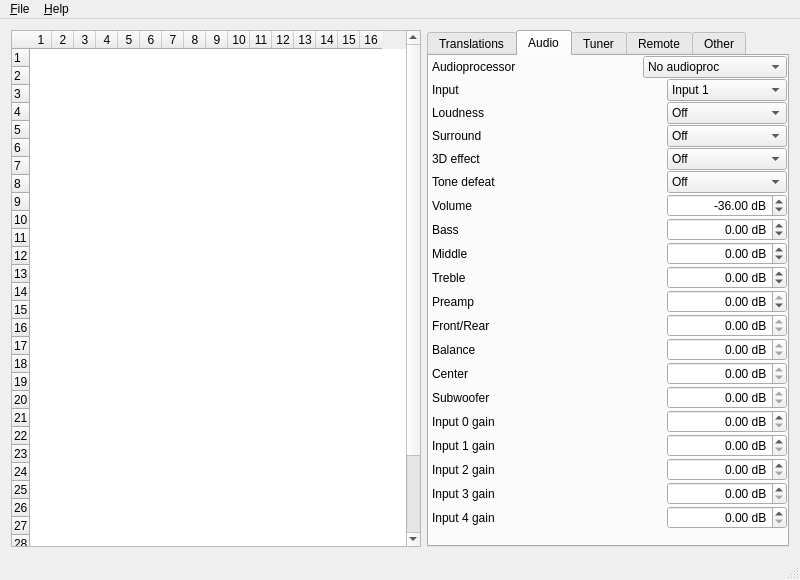
Above: editor/mainwindow.ui from WiseLord/ampcontrol before the change. Below: the same form after it.
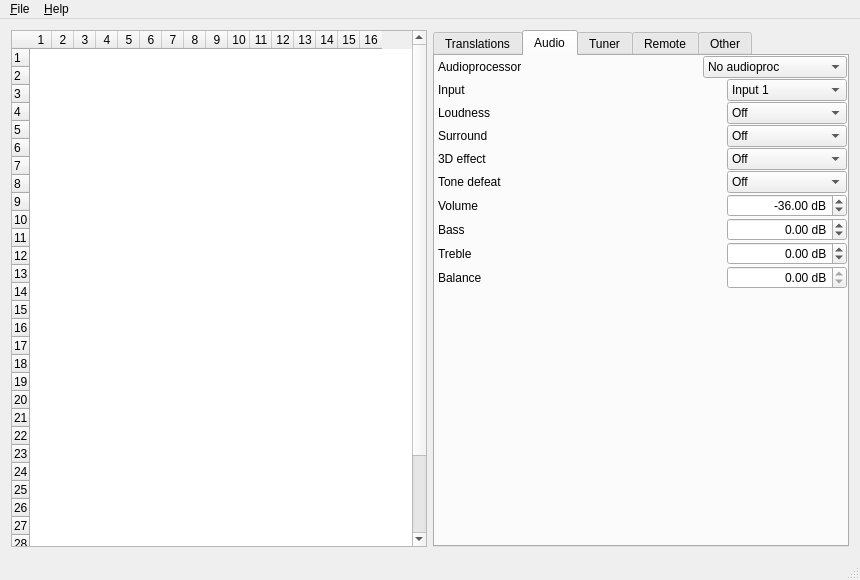
That is the form after the change. The open tabs and pages were chosen to show the change. Custom widgets are drawn as their Qt base class.

Commit message: Editor: Remove/refactor unnessesary functions

The edit to the form file:
```diff
--- a/editor/mainwindow.ui
+++ b/editor/mainwindow.ui
@@ -6,13 +6,13 @@
    <rect>
     <x>0</x>
     <y>0</y>
-    <width>800</width>
+    <width>860</width>
     <height>580</height>
    </rect>
   </property>
   <property name="minimumSize">
    <size>
-    <width>800</width>
+    <width>860</width>
     <height>580</height>
    </size>
   </property>
@@ -800,59 +800,6 @@
           <zorder>lblBass</zorder>
          </widget>
         </item>
-        <item>
-         <widget class="QWidget" name="wgtMiddle" native="true">
-          <layout class="QHBoxLayout" name="horizontalLayout_4" stretch="1,0">
-           <property name="spacing">
-            <number>0</number>
-           </property>
-           <property name="leftMargin">
-            <number>3</number>
-           </property>
-           <property name="topMargin">
-            <number>0</number>
-           </property>
-           <property name="rightMargin">
-            <number>0</number>
-           </property>
-           <property name="bottomMargin">
-            <number>0</number>
-           </property>
-           <item>
-            <widget class="QLabel" name="lblMiddle">
-             <property name="text">
-              <string>Middle</string>
-             </property>
-            </widget>
-           </item>
-           <item>
-            <widget class="QDoubleSpinBox" name="dsbMiddle">
-             <property name="minimumSize">
-              <size>
-               <width>120</width>
-               <height>0</height>
-              </size>
-             </property>
-             <property name="alignment">
-              <set>Qt::AlignRight|Qt::AlignTrailing|Qt::AlignVCenter</set>
-             </property>
-             <property name="suffix">
-              <string> dB</string>
-             </property>
-             <property name="minimum">
-              <double>-14.000000000000000</double>
-             </property>
-             <property name="maximum">
-              <double>14.000000000000000</double>
-             </property>
-             <property name="singleStep">
-              <double>2.000000000000000</double>
-             </property>
-            </widget>
-           </item>
-          </layout>
-         </widget>
-        </item>
         <item>
          <widget class="QWidget" name="wgtTreble" native="true">
           <layout class="QHBoxLayout" name="horizontalLayout_5" stretch="1,0">
@@ -906,109 +853,6 @@
           </layout>
          </widget>
         </item>
-        <item>
-         <widget class="QWidget" name="wgtPreamp" native="true">
-          <layout class="QHBoxLayout" name="horizontalLayout_6" stretch="1,0">
-           <property name="spacing">
-            <number>0</number>
-           </property>
-           <property name="leftMargin">
-            <number>3</number>
-           </property>
-           <property name="topMargin">
-            <number>0</number>
-           </property>
-           <property name="rightMargin">
-            <number>0</number>
-           </property>
-           <property name="bottomMargin">
-            <number>0</number>
-           </property>
-           <item>
-            <widget class="QLabel" name="lblPreamp">
-             <property name="text">
-              <string>Preamp</string>
-             </property>
-            </widget>
-           </item>
-           <item>
-            <widget class="QDoubleSpinBox" name="dsbPreamp">
-             <property name="minimumSize">
-              <size>
-               <width>120</width>
-               <height>0</height>
-              </size>
-             </property>
-             <property name="alignment">
-              <set>Qt::AlignRight|Qt::AlignTrailing|Qt::AlignVCenter</set>
-             </property>
-             <property name="suffix">
-              <string> dB</string>
-             </property>
-             <property name="minimum">
-              <double>-47.000000000000000</double>
-             </property>
-             <property name="maximum">
-              <double>0.000000000000000</double>
-             </property>
-            </widget>
-           </item>
-          </layout>
-         </widget>
-        </item>
-        <item>
-         <widget class="QWidget" name="wgtFrontrear" native="true">
-          <layout class="QHBoxLayout" name="horizontalLayout_7" stretch="1,0">
-           <property name="spacing">
-            <number>0</number>
-           </property>
-           <property name="leftMargin">
-            <number>3</number>
-           </property>
-           <property name="topMargin">
-            <number>0</number>
-           </property>
-           <property name="rightMargin">
-            <number>0</number>
-           </property>
-           <property name="bottomMargin">
-            <number>0</number>
-           </property>
-           <item>
-            <widget class="QLabel" name="lblFrontrear">
-             <property name="text">
-              <string>Front/Rear</string>
-             </property>
-            </widget>
-           </item>
-           <item>
-            <widget class="QDoubleSpinBox" name="dsbFrontrear">
-             <property name="minimumSize">
-              <size>
-               <width>120</width>
-               <height>0</height>
-              </size>
-             </property>
-             <property name="alignment">
-              <set>Qt::AlignRight|Qt::AlignTrailing|Qt::AlignVCenter</set>
-             </property>
-             <property name="suffix">
-              <string> dB</string>
-             </property>
-             <property name="minimum">
-              <double>0.000000000000000</double>
-             </property>
-             <property name="maximum">
-              <double>0.000000000000000</double>
-             </property>
-             <property name="value">
-              <double>0.000000000000000</double>
-             </property>
-            </widget>
-           </item>
-          </layout>
-         </widget>
-        </item>
         <item>
          <widget class="QWidget" name="wgtBalance" native="true">
           <layout class="QHBoxLayout" name="horizontalLayout_8" stretch="1,0">
@@ -1062,362 +906,6 @@
           </layout>
          </widget>
         </item>
-        <item>
-         <widget class="QWidget" name="wgtCenter" native="true">
-          <layout class="QHBoxLayout" name="horizontalLayout_9" stretch="1,0">
-           <property name="spacing">
-            <number>0</number>
-           </property>
-           <property name="leftMargin">
-            <number>3</number>
-           </property>
-           <property name="topMargin">
-            <number>0</number>
-           </property>
-           <property name="rightMargin">
-            <number>0</number>
-           </property>
-           <property name="bottomMargin">
-            <number>0</number>
-           </property>
-           <item>
-            <widget class="QLabel" name="lblCenter">
-             <property name="text">
-              <string>Center</string>
-             </property>
-            </widget>
-           </item>
-           <item>
-            <widget class="QDoubleSpinBox" name="dsbCenter">
-             <property name="minimumSize">
-              <size>
-               <width>120</width>
-               <height>0</height>
-              </size>
-             </property>
-             <property name="alignment">
-              <set>Qt::AlignRight|Qt::AlignTrailing|Qt::AlignVCenter</set>
-             </property>
-             <property name="suffix">
-              <string> dB</string>
-             </property>
-             <property name="minimum">
-              <double>0.000000000000000</double>
-             </property>
-             <property name="maximum">
-              <double>0.000000000000000</double>
-             </property>
-             <property name="value">
-              <double>0.000000000000000</double>
-             </property>
-            </widget>
-           </item>
-          </layout>
-         </widget>
-        </item>
-        <item>
-         <widget class="QWidget" name="wgtSubwoofer" native="true">
-          <layout class="QHBoxLayout" name="horizontalLayout_10" stretch="1,0">
-           <property name="spacing">
-            <number>0</number>
-           </property>
-           <property name="leftMargin">
-            <number>3</number>
-           </property>
-           <property name="topMargin">
-            <number>0</number>
-           </property>
-           <property name="rightMargin">
-            <number>0</number>
-           </property>
-           <property name="bottomMargin">
-            <number>0</number>
-           </property>
-           <item>
-            <widget class="QLabel" name="lblSubwoofer">
-             <property name="text">
-              <string>Subwoofer</string>
-             </property>
-            </widget>
-           </item>
-           <item>
-            <widget class="QDoubleSpinBox" name="dsbSubwoofer">
-             <property name="minimumSize">
-              <size>
-               <width>120</width>
-               <height>0</height>
-              </size>
-             </property>
-             <property name="alignment">
-              <set>Qt::AlignRight|Qt::AlignTrailing|Qt::AlignVCenter</set>
-             </property>
-             <property name="suffix">
-              <string> dB</string>
-             </property>
-             <property name="minimum">
-              <double>0.000000000000000</double>
-             </property>
-             <property name="maximum">
-              <double>0.000000000000000</double>
-             </property>
-             <property name="value">
-              <double>0.000000000000000</double>
-             </property>
-            </widget>
-           </item>
-          </layout>
-         </widget>
-        </item>
-        <item>
-         <widget class="QWidget" name="wgtGain0" native="true">
-          <layout class="QHBoxLayout" name="horizontalLayout_11" stretch="1,0">
-           <property name="spacing">
-            <number>0</number>
-           </property>
-           <property name="leftMargin">
-            <number>3</number>
-           </property>
-           <property name="topMargin">
-            <number>0</number>
-           </property>
-           <property name="rightMargin">
-            <number>0</number>
-           </property>
-           <property name="bottomMargin">
-            <number>0</number>
-           </property>
-           <item>
-            <widget class="QLabel" name="lblGain0">
-             <property name="text">
-              <string>Input 0 gain</string>
-             </property>
-            </widget>
-           </item>
-           <item>
-            <widget class="QDoubleSpinBox" name="dsbGain0">
-             <property name="minimumSize">
-              <size>
-               <width>120</width>
-               <height>0</height>
-              </size>
-             </property>
-             <property name="alignment">
-              <set>Qt::AlignRight|Qt::AlignTrailing|Qt::AlignVCenter</set>
-             </property>
-             <property name="suffix">
-              <string> dB</string>
-             </property>
-             <property name="maximum">
-              <double>30.000000000000000</double>
-             </property>
-             <property name="singleStep">
-              <double>2.000000000000000</double>
-             </property>
-            </widget>
-           </item>
-          </layout>
-         </widget>
-        </item>
-        <item>
-         <widget class="QWidget" name="wgtGain1" native="true">
-          <layout class="QHBoxLayout" name="horizontalLayout_12" stretch="1,0">
-           <property name="spacing">
-            <number>0</number>
-           </property>
-           <property name="leftMargin">
-            <number>3</number>
-           </property>
-           <property name="topMargin">
-            <number>0</number>
-           </property>
-           <property name="rightMargin">
-            <number>0</number>
-           </property>
-           <property name="bottomMargin">
-            <number>0</number>
-           </property>
-           <item>
-            <widget class="QLabel" name="lblGain1">
-             <property name="text">
-              <string>Input 1 gain</string>
-             </property>
-            </widget>
-           </item>
-           <item>
-            <widget class="QDoubleSpinBox" name="dsbGain1">
-             <property name="minimumSize">
-              <size>
-               <width>120</width>
-               <height>0</height>
-              </size>
-             </property>
-             <property name="alignment">
-              <set>Qt::AlignRight|Qt::AlignTrailing|Qt::AlignVCenter</set>
-             </property>
-             <property name="suffix">
-              <string> dB</string>
-             </property>
-             <property name="maximum">
-              <double>30.000000000000000</double>
-             </property>
-             <property name="singleStep">
-              <double>2.000000000000000</double>
-             </property>
-            </widget>
-           </item>
-          </layout>
-         </widget>
-        </item>
-        <item>
-         <widget class="QWidget" name="wgtGain2" native="true">
-          <layout class="QHBoxLayout" name="horizontalLayout_13" stretch="1,0">
-           <property name="spacing">
-            <number>0</number>
-           </property>
-           <property name="leftMargin">
-            <number>3</number>
-           </property>
-           <property name="topMargin">
-            <number>0</number>
-           </property>
-           <property name="rightMargin">
-            <number>0</number>
-           </property>
-           <property name="bottomMargin">
-            <number>0</number>
-           </property>
-           <item>
-            <widget class="QLabel" name="lblGain2">
-             <property name="text">
-              <string>Input 2 gain</string>
-             </property>
-            </widget>
-           </item>
-           <item>
-            <widget class="QDoubleSpinBox" name="dsbGain2">
-             <property name="minimumSize">
-              <size>
-               <width>120</width>
-               <height>0</height>
-              </size>
-             </property>
-             <property name="alignment">
-              <set>Qt::AlignRight|Qt::AlignTrailing|Qt::AlignVCenter</set>
-             </property>
-             <property name="suffix">
-              <string> dB</string>
-             </property>
-             <property name="maximum">
-              <double>30.000000000000000</double>
-             </property>
-             <property name="singleStep">
-              <double>2.000000000000000</double>
-             </property>
-            </widget>
-           </item>
-          </layout>
-         </widget>
-        </item>
-        <item>
-         <widget class="QWidget" name="wgtGain3" native="true">
-          <layout class="QHBoxLayout" name="horizontalLayout_14" stretch="1,0">
-           <property name="spacing">
-            <number>0</number>
-           </property>
-           <property name="leftMargin">
-            <number>3</number>
-           </property>
-           <property name="topMargin">
-            <number>0</number>
-           </property>
-           <property name="rightMargin">
-            <number>0</number>
-           </property>
-           <property name="bottomMargin">
-            <number>0</number>
-           </property>
-           <item>
-            <widget class="QLabel" name="lblGain3">
-             <property name="text">
-              <string>Input 3 gain</string>
-             </property>
-            </widget>
-           </item>
-           <item>
-            <widget class="QDoubleSpinBox" name="dsbGain3">
-             <property name="minimumSize">
-              <size>
-               <width>120</width>
-               <height>0</height>
-              </size>
-             </property>
-             <property name="alignment">
-              <set>Qt::AlignRight|Qt::AlignTrailing|Qt::AlignVCenter</set>
-             </property>
-             <property name="suffix">
-              <string> dB</string>
-             </property>
-             <property name="maximum">
-              <double>30.000000000000000</double>
-             </property>
-             <property name="singleStep">
-              <double>2.000000000000000</double>
-             </property>
-            </widget>
-           </item>
-          </layout>
-         </widget>
-        </item>
-        <item>
-         <widget class="QWidget" name="wgtGain4" native="true">
-          <layout class="QHBoxLayout" name="horizontalLayout_31" stretch="1,0">
-           <property name="spacing">
-            <number>0</number>
-           </property>
-           <property name="leftMargin">
-            <number>3</number>
-           </property>
-           <property name="topMargin">
-            <number>0</number>
-           </property>
-           <property name="rightMargin">
-            <number>0</number>
-           </property>
-           <property name="bottomMargin">
-            <number>0</number>
-           </property>
-           <item>
-            <widget class="QLabel" name="lblGain4">
-             <property name="text">
-              <string>Input 4 gain</string>
-             </property>
-            </widget>
-           </item>
-           <item>
-            <widget class="QDoubleSpinBox" name="dsbGain4">
-             <property name="minimumSize">
-              <size>
-               <width>120</width>
-               <height>0</height>
-              </size>
-             </property>
-             <property name="alignment">
-              <set>Qt::AlignRight|Qt::AlignTrailing|Qt::AlignVCenter</set>
-             </property>
-             <property name="suffix">
-              <string> dB</string>
-             </property>
-             <property name="maximum">
-              <double>30.000000000000000</double>
-             </property>
-             <property name="singleStep">
-              <double>2.000000000000000</double>
-             </property>
-            </widget>
-           </item>
-          </layout>
-         </widget>
-        </item>
         <item>
          <spacer name="vspAudio">
           <property name="orientation">
@@ -2465,8 +1953,8 @@
     <rect>
      <x>0</x>
      <y>0</y>
-     <width>800</width>
-     <height>22</height>
+     <width>860</width>
+     <height>20</height>
     </rect>
    </property>
    <widget class="QMenu" name="menuFile">
```
Left out of the diff: 172 changed lines with no effect on the pictures. The commit also changes 2 other files.
